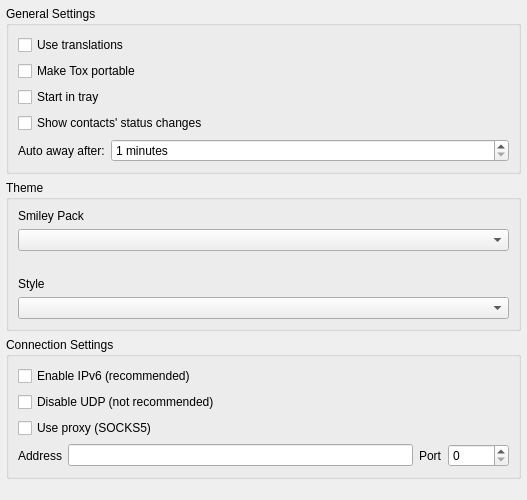
Above: src/widget/form/settings/generalsettings.ui from Zer0C00I/qTox before the change. Below: the same form after it.
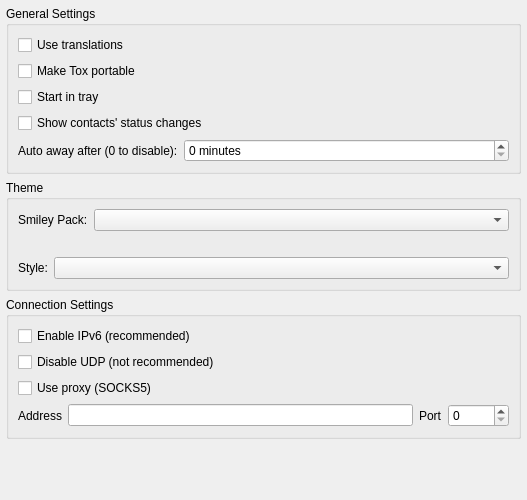
That is the form after the change.

Diff of the .ui file:
```diff
--- a/src/widget/form/settings/generalsettings.ui
+++ b/src/widget/form/settings/generalsettings.ui
@@ -71,7 +71,7 @@
            <enum>Qt::LeftToRight</enum>
           </property>
           <property name="text">
-           <string>Auto away after:</string>
+           <string>Auto away after (0 to disable):</string>
           </property>
          </widget>
         </item>
@@ -87,7 +87,7 @@
            <string> minutes</string>
           </property>
           <property name="minimum">
-           <number>1</number>
+           <number>0</number>
           </property>
           <property name="maximum">
            <number>600</number>
@@ -106,14 +106,25 @@
      </property>
      <layout class="QVBoxLayout" name="verticalLayout">
       <item>
+       <layout class="QHBoxLayout" name="smileyHLayout">
+        <item>
        <widget class="QLabel" name="smileyPackLabel">
         <property name="text">
-         <string extracomment="Text on smiley pack label">Smiley Pack</string>
+           <string extracomment="Text on smiley pack label">Smiley Pack:</string>
         </property>
        </widget>
       </item>
       <item>
-       <widget class="QComboBox" name="smileyPackBrowser"/>
+         <widget class="QComboBox" name="smileyPackBrowser">
+          <property name="sizePolicy">
+           <sizepolicy hsizetype="Expanding" vsizetype="Fixed">
+            <horstretch>0</horstretch>
+            <verstretch>0</verstretch>
+           </sizepolicy>
+          </property>
+         </widget>
+        </item>
+       </layout>
       </item>
       <item>
        <layout class="QHBoxLayout" name="horizontalLayout">
@@ -170,14 +181,25 @@
        </layout>
       </item>
       <item>
+       <layout class="QHBoxLayout" name="styleHLayout">
+        <item>
        <widget class="QLabel" name="styleLabel">
         <property name="text">
-         <string>Style</string>
+           <string>Style:</string>
         </property>
        </widget>
       </item>
       <item>
-       <widget class="QComboBox" name="styleBrowser"/>
+         <widget class="QComboBox" name="styleBrowser">
+          <property name="sizePolicy">
+           <sizepolicy hsizetype="Expanding" vsizetype="Fixed">
+            <horstretch>0</horstretch>
+            <verstretch>0</verstretch>
+           </sizepolicy>
+          </property>
+         </widget>
+        </item>
+       </layout>
       </item>
      </layout>
     </widget>
```
Lines whose indentation alone changed are shown as unchanged.
